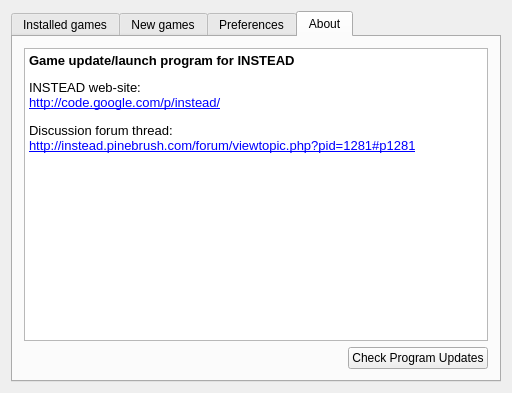
Above: mainwindow.ui from instead-hub/instead-launcher before the change. Below: the same form after it.
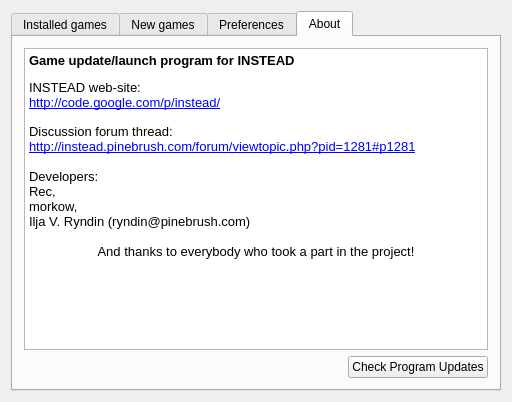
That is the form after the change. The open tabs and pages were chosen to show the change.

Diff of the .ui file:
```diff
--- a/mainwindow.ui
+++ b/mainwindow.ui
@@ -7,7 +7,7 @@
     <x>0</x>
     <y>0</y>
     <width>512</width>
-    <height>393</height>
+    <height>402</height>
    </rect>
   </property>
   <property name="windowTitle">
@@ -383,10 +383,17 @@
            <string>&lt;!DOCTYPE HTML PUBLIC &quot;-//W3C//DTD HTML 4.0//EN&quot; &quot;http://www.w3.org/TR/REC-html40/strict.dtd&quot;&gt;
 &lt;html&gt;&lt;head&gt;&lt;meta name=&quot;qrichtext&quot; content=&quot;1&quot; /&gt;&lt;style type=&quot;text/css&quot;&gt;
 p, li { white-space: pre-wrap; }
-&lt;/style&gt;&lt;/head&gt;&lt;body style=&quot; font-family:'MS Shell Dlg 2'; font-size:8.25pt; font-weight:400; font-style:normal;&quot;&gt;
-&lt;p style=&quot; margin-top:14px; margin-bottom:12px; margin-left:0px; margin-right:0px; -qt-block-indent:0; text-indent:0px;&quot;&gt;&lt;span style=&quot; font-family:'Sans Serif'; font-size:10pt; font-weight:600;&quot;&gt;Game update/launch program for INSTEAD&lt;/span&gt;&lt;/p&gt;
-&lt;p style=&quot; margin-top:0px; margin-bottom:0px; margin-left:0px; margin-right:0px; -qt-block-indent:0; text-indent:0px;&quot;&gt;&lt;span style=&quot; font-family:'Sans Serif'; font-size:10pt;&quot;&gt;INSTEAD web-site:&lt;br /&gt;&lt;/span&gt;&lt;a href=&quot;http://code.google.com/p/instead/&quot;&gt;&lt;span style=&quot; font-family:'Sans Serif'; font-size:10pt; text-decoration: underline; color:#0000ff;&quot;&gt;http://code.google.com/p/instead/&lt;/span&gt;&lt;/a&gt;&lt;span style=&quot; font-family:'Sans Serif'; font-size:10pt;&quot;&gt;&lt;br /&gt;&lt;/span&gt;&lt;/p&gt;
-&lt;p style=&quot; margin-top:0px; margin-bottom:0px; margin-left:0px; margin-right:0px; -qt-block-indent:0; text-indent:0px;&quot;&gt;&lt;span style=&quot; font-family:'Sans Serif'; font-size:10pt;&quot;&gt;Discussion forum thread:&lt;br /&gt;&lt;/span&gt;&lt;a href=&quot;http://instead.pinebrush.com/forum/viewtopic.php?pid=1281#p1281&quot;&gt;&lt;span style=&quot; font-family:'Sans Serif'; font-size:10pt; text-decoration: underline; color:#0000ff;&quot;&gt;http://instead.pinebrush.com/forum/viewtopic.php?pid=1281#p1281&lt;/span&gt;&lt;/a&gt;&lt;span style=&quot; font-family:'Sans Serif'; font-size:10pt;&quot;&gt; &lt;/span&gt;&lt;/p&gt;&lt;/body&gt;&lt;/html&gt;</string>
+&lt;/style&gt;&lt;/head&gt;&lt;body style=&quot; font-family:'Sans Serif'; font-size:9pt; font-weight:400; font-style:normal;&quot;&gt;
+&lt;p style=&quot; margin-top:14px; margin-bottom:12px; margin-left:0px; margin-right:0px; -qt-block-indent:0; text-indent:0px;&quot;&gt;&lt;span style=&quot; font-size:10pt; font-weight:600;&quot;&gt;Game update/launch program for INSTEAD&lt;/span&gt;&lt;/p&gt;
+&lt;p style=&quot; margin-top:0px; margin-bottom:0px; margin-left:0px; margin-right:0px; -qt-block-indent:0; text-indent:0px;&quot;&gt;&lt;span style=&quot; font-size:10pt;&quot;&gt;INSTEAD web-site:&lt;br /&gt;&lt;/span&gt;&lt;a href=&quot;http://code.google.com/p/instead/&quot;&gt;&lt;span style=&quot; font-size:10pt; text-decoration: underline; color:#0000ff;&quot;&gt;http://code.google.com/p/instead/&lt;/span&gt;&lt;/a&gt;&lt;span style=&quot; font-size:10pt;&quot;&gt;&lt;br /&gt;&lt;/span&gt;&lt;/p&gt;
+&lt;p style=&quot; margin-top:0px; margin-bottom:0px; margin-left:0px; margin-right:0px; -qt-block-indent:0; text-indent:0px;&quot;&gt;&lt;span style=&quot; font-size:10pt;&quot;&gt;Discussion forum thread:&lt;br /&gt;&lt;/span&gt;&lt;a href=&quot;http://instead.pinebrush.com/forum/viewtopic.php?pid=1281#p1281&quot;&gt;&lt;span style=&quot; font-size:10pt; text-decoration: underline; color:#0000ff;&quot;&gt;http://instead.pinebrush.com/forum/viewtopic.php?pid=1281#p1281&lt;/span&gt;&lt;/a&gt;&lt;span style=&quot; font-size:10pt;&quot;&gt; &lt;/span&gt;&lt;/p&gt;
+&lt;p style=&quot;-qt-paragraph-type:empty; margin-top:0px; margin-bottom:0px; margin-left:0px; margin-right:0px; -qt-block-indent:0; text-indent:0px; font-size:10pt;&quot;&gt;&lt;/p&gt;
+&lt;p style=&quot; margin-top:0px; margin-bottom:0px; margin-left:0px; margin-right:0px; -qt-block-indent:0; text-indent:0px;&quot;&gt;&lt;span style=&quot; font-size:10pt;&quot;&gt;Developers:&lt;/span&gt;&lt;/p&gt;
+&lt;p style=&quot; margin-top:0px; margin-bottom:0px; margin-left:0px; margin-right:0px; -qt-block-indent:0; text-indent:0px;&quot;&gt;&lt;span style=&quot; font-size:10pt;&quot;&gt;Rec, &lt;/span&gt;&lt;/p&gt;
+&lt;p style=&quot; margin-top:0px; margin-bottom:0px; margin-left:0px; margin-right:0px; -qt-block-indent:0; text-indent:0px;&quot;&gt;&lt;span style=&quot; font-size:10pt;&quot;&gt;morkow, &lt;/span&gt;&lt;/p&gt;
+&lt;p style=&quot; margin-top:0px; margin-bottom:0px; margin-left:0px; margin-right:0px; -qt-block-indent:0; text-indent:0px;&quot;&gt;&lt;span style=&quot; font-size:10pt;&quot;&gt;Ilja V. Ryndin (ryndin@pinebrush.com)&lt;/span&gt;&lt;/p&gt;
+&lt;p style=&quot;-qt-paragraph-type:empty; margin-top:0px; margin-bottom:0px; margin-left:0px; margin-right:0px; -qt-block-indent:0; text-indent:0px; font-size:10pt;&quot;&gt;&lt;/p&gt;
+&lt;p align=&quot;center&quot; style=&quot; margin-top:0px; margin-bottom:0px; margin-left:0px; margin-right:0px; -qt-block-indent:0; text-indent:0px;&quot;&gt;&lt;span style=&quot; font-size:10pt;&quot;&gt;And thanks to everybody who took a part in the project!&lt;/span&gt;&lt;/p&gt;&lt;/body&gt;&lt;/html&gt;</string>
           </property>
           <property name="openExternalLinks">
            <bool>true</bool>
```
Left out of the diff: 2 changed lines with no effect on the pictures.
